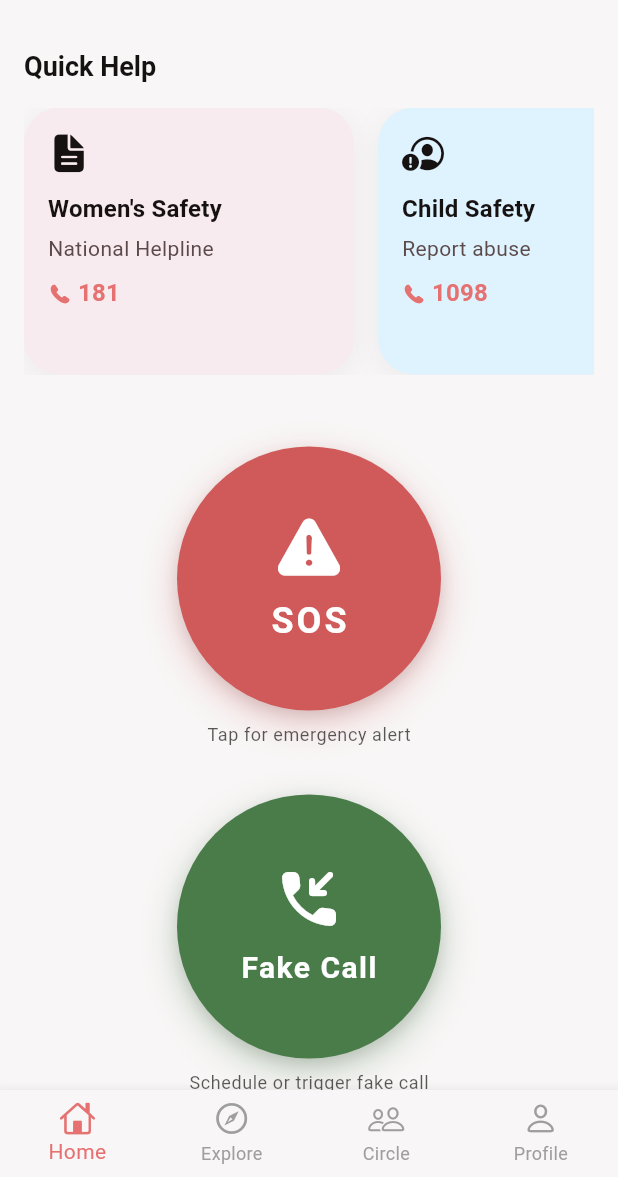
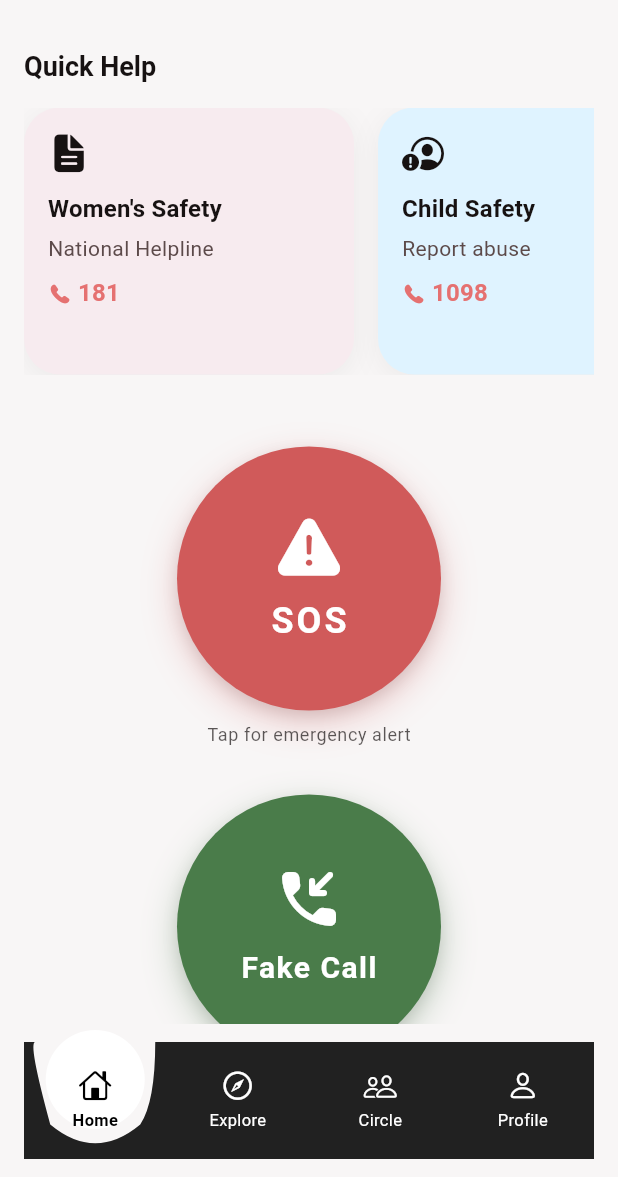
Before and after one commit to Dhvani30/Noor, a Flutter app: the screen it shows after launch, on a phone screen of 412 x 824 dp, the part 59-1236 px from its top. Run offline on Flutter 3.47's test engine with Material 3 defaults, Android fonts, the phone set to English and light mode, and no system bars; drawn by our look-alikes of flutter_animate; our stand-ins replace cached_network_image, dio, flutter_contacts, flutter_dotenv, flutter_local_notifications, flutter_map and 5 more; missing offline and left inert: android_alarm_manager_plus, flutter_ringtone_player, mapbox_maps_flutter.

Commit message:
updated bottom navigation

```diff
--- a/lib/home_page.dart
+++ b/lib/home_page.dart
@@ -1,18 +1,18 @@
 import 'package:flutter/material.dart';
 import 'package:noor_new/screens/mapbox_safe_route.dart';
-import 'package:noor_new/screens/mapbox_safe_route.dart'; // ✅ Updated import
 import 'package:noor_new/screens/fake_call_setup.dart';
 import 'package:flutter/cupertino.dart';
 import 'package:flutter/services.dart';
 import 'package:url_launcher/url_launcher.dart' show launchUrl, canLaunchUrl;
+import 'widgets/animated_bottom_nav.dart'; // ✅ Updated import
 import 'widgets/emergency_card.dart';
 import 'news_page.dart';
 import 'circle_page.dart';
 import 'profile_page.dart';
 import 'dart:convert';
 import 'package:noor_new/services/sos_service.dart';
-import 'package:geolocator/geolocator.dart'; // ✅ Removed latlong2 (not needed here)
-import 'news_page.dart';
+import 'package:geolocator/geolocator.dart';
+
 class HomePage extends StatefulWidget {
   const HomePage({super.key});
 
@@ -30,41 +30,33 @@ class _HomePageState extends State<HomePage> {
     const ProfilePage(),
   ];
 
+  // ✅ Define navigation items
+  final List<NavItem> _navItems = [
+    NavItem(icon: CupertinoIcons.house, label: 'Home'),
+    NavItem(icon: CupertinoIcons.compass, label: 'Explore'),
+    NavItem(icon: CupertinoIcons.person_2, label: 'Circle'),
+    NavItem(icon: CupertinoIcons.person, label: 'Profile'),
+  ];
+
   @override
   Widget build(BuildContext context) {
     return Scaffold(
       backgroundColor: Theme.of(context).colorScheme.background,
       body: _pages[_currentIndex],
-      bottomNavigationBar: BottomNavigationBar(
-        backgroundColor: Theme.of(context).colorScheme.background,
+
+      // ✅ Custom Animated Bottom Navigation
+      bottomNavigationBar: AnimatedBottomNav(
         currentIndex: _currentIndex,
-        selectedItemColor: Theme.of(context).colorScheme.primary,
-        unselectedItemColor: Colors.grey,
-        type: BottomNavigationBarType.fixed,
         onTap: (index) {
           setState(() {
             _currentIndex = index;
           });
         },
-        items: [
-          BottomNavigationBarItem(
-            icon: Icon(CupertinoIcons.house),
-            label: 'Home',
-          ),
-          BottomNavigationBarItem(
-            icon: Icon(CupertinoIcons.compass),
-            label: 'Explore',
-          ),
-          BottomNavigationBarItem(
-            icon: Icon(CupertinoIcons.person_2),
-            label: 'Circle',
-          ),
-          BottomNavigationBarItem(
-            icon: Icon(CupertinoIcons.person),
-            label: 'Profile',
-          ),
-        ],
+        items: _navItems,
       ),
+
+      // ✅ Allow body to extend behind the navigation
+      extendBody: true,
     );
   }
 }
@@ -80,11 +72,9 @@ class HomePageContent extends StatelessWidget {
           desiredAccuracy: LocationAccuracy.high,
           timeLimit: const Duration(seconds: 5),
         );
-        // ✅ FIXED: Removed extra spaces in Google Maps URL
         locationLink =
             'https://maps.google.com/?q=${position.latitude},${position.longitude}';
       } catch (e) {
-        // Location is optional - SOS still works without it
         debugPrint('⚠️ Location not available for SOS: $e');
       }
 
@@ -111,7 +101,6 @@ class HomePageContent extends StatelessWidget {
     }
   }
 
-  // Load emergency cards from JSON
   Future<List<Widget>> _loadEmergencyCards(BuildContext context) async {
     try {
       final jsonString = await rootBundle.loadString(
@@ -136,7 +125,6 @@ class HomePageContent extends StatelessWidget {
       }).toList();
     } catch (e) {
       debugPrint('❌ Error loading emergency cards: $e');
-      // Return empty list if JSON fails to load
       return [];
     }
   }
@@ -176,7 +164,6 @@ class HomePageContent extends StatelessWidget {
               ),
               const SizedBox(height: 16),
 
-              // JSON-LOADED EMERGENCY CARDS
               Container(
                 clipBehavior: Clip.none,
                 height: 178,
@@ -206,7 +193,6 @@ class HomePageContent extends StatelessWidget {
 
               const SizedBox(height: 48),
 
-              // 🚨 SOS Button
               Center(
                 child: Column(
                   children: [
@@ -216,7 +202,6 @@ class HomePageContent extends StatelessWidget {
                         _callSOS(context);
                       },
                       onLongPress: () {
-                        // Optional: Show SOS instructions on long press
                         showDialog(
                           context: context,
                           builder: (_) => AlertDialog(
@@ -290,7 +275,6 @@ class HomePageContent extends StatelessWidget {
 
               const SizedBox(height: 32),
 
-              // 📞 Fake Call Button
               Center(
                 child: Column(
                   children: [
@@ -365,7 +349,6 @@ class HomePageContent extends StatelessWidget {
 
               const SizedBox(height: 48),
 
-              // 🗺️ Safe Route Planner - UPDATED TO USE MAPBOX
               Container(
                 padding: const EdgeInsets.symmetric(horizontal: 16),
                 child: Row(
@@ -390,8 +373,7 @@ class HomePageContent extends StatelessWidget {
                         Navigator.push(
                           context,
                           MaterialPageRoute(
-                            builder: (_) =>
-                                const MapboxSafeRoute(), // ✅ Updated to new screen
+                            builder: (_) => const MapboxSafeRoute(),
                           ),
                         );
                       },
@@ -405,7 +387,6 @@ class HomePageContent extends StatelessWidget {
                     const SizedBox(width: 8),
                     ElevatedButton.icon(
                       onPressed: () {
-                        // TODO: Add transit routing later
                         ScaffoldMessenger.of(context).showSnackBar(
                           const SnackBar(
                             content: Text('🚧 Transit mode coming soon!'),
--- /dev/null
+++ b/lib/widgets/animated_bottom_nav.dart
@@ -0,0 +1,218 @@
+import 'package:flutter/material.dart';
+import 'package:flutter_animate/flutter_animate.dart';
+
+class NavItem {
+  final IconData icon;
+  final String label;
+
+  NavItem({required this.icon, required this.label});
+}
+
+class AnimatedBottomNav extends StatefulWidget {
+  final int currentIndex;
+  final Function(int) onTap;
+  final List<NavItem> items;
+
+  const AnimatedBottomNav({
+    super.key,
+    required this.currentIndex,
+    required this.onTap,
+    required this.items,
+  });
+
+  @override
+  State<AnimatedBottomNav> createState() => _AnimatedBottomNavState();
+}
+
+class _AnimatedBottomNavState extends State<AnimatedBottomNav>
+    with SingleTickerProviderStateMixin {
+  late AnimationController _controller;
+  late Animation<double> _animation;
+  int _previousIndex = 0; // ✅ Track actual previous index
+
+  @override
+  void initState() {
+    super.initState();
+    _previousIndex = widget.currentIndex;
+    _controller = AnimationController(
+      duration: const Duration(milliseconds: 750), // ✅ Smooth but noticeable
+      vsync: this,
+    );
+    _animation = CurvedAnimation(parent: _controller, curve: Curves.easeInOut);
+  }
+
+  @override
+  void didUpdateWidget(AnimatedBottomNav oldWidget) {
+    super.didUpdateWidget(oldWidget);
+    if (oldWidget.currentIndex != widget.currentIndex) {
+      _previousIndex = oldWidget.currentIndex; // ✅ Store actual previous index
+      _controller.forward(from: 0);
+    }
+  }
+
+  @override
+  void dispose() {
+    _controller.dispose();
+    super.dispose();
+  }
+
+  @override
+  Widget build(BuildContext context) {
+    return Container(
+          margin: const EdgeInsets.symmetric(horizontal: 16, vertical: 12),
+          child: CustomPaint(
+            size: Size(MediaQuery.of(context).size.width - 32, 60),
+            painter: CurvedBottomNavPainter(
+              currentIndex: widget.currentIndex,
+              previousIndex: _previousIndex, // ✅ Pass actual previous index
+              itemCount: widget.items.length,
+              animation: _animation,
+            ),
+            child: Stack(
+              children: [
+                Row(
+                  mainAxisAlignment: MainAxisAlignment.spaceAround,
+                  children: List.generate(widget.items.length, (index) {
+                    final item = widget.items[index];
+                    final isActive = widget.currentIndex == index;
+
+                    return Expanded(
+                      child: GestureDetector(
+                        onTap: () => widget.onTap(index),
+                        child: Container(
+                          padding: const EdgeInsets.symmetric(vertical: 18),
+                          child: Column(
+                            mainAxisSize: MainAxisSize.min,
+                            children: [
+                              Icon(
+                                item.icon,
+                                color: isActive ? Colors.black : Colors.white,
+                                size: 22,
+                              ),
+                              const SizedBox(height: 4),
+                              Text(
+                                item.label,
+                                style: TextStyle(
+                                  color: isActive ? Colors.black : Colors.white,
+                                  fontSize: 11,
+                                  fontWeight: isActive
+                                      ? FontWeight.bold
+                                      : FontWeight.normal,
+                                ),
+                              ),
+                            ],
+                          ),
+                        ),
+                      ),
+                    );
+                  }),
+                ),
+              ],
+            ),
+          ),
+        )
+        .animate()
+        .fadeIn(duration: 500.ms)
+        .slideY(begin: 0.3, end: 0, duration: 500.ms, curve: Curves.easeOut);
+  }
+}
+
+// ✅ Custom Painter for the Curved Notch Effect
+class CurvedBottomNavPainter extends CustomPainter {
+  final int currentIndex;
+  final int previousIndex;
+  final int itemCount;
+  final Animation<double> animation;
+
+  CurvedBottomNavPainter({
+    required this.currentIndex,
+    required this.previousIndex,
+    required this.itemCount,
+    required this.animation,
+  }) : super(repaint: animation);
+
+  @override
+  void paint(Canvas canvas, Size size) {
+    final paint = Paint()
+      ..color = Colors.grey[900]!
+      ..style = PaintingStyle.fill
+      ..strokeCap = StrokeCap.round
+      ..isAntiAlias = true; // ✅ Added for smooth edges
+
+    final notchWidth = size.width / itemCount;
+
+    final currentNotchCenter = (currentIndex * notchWidth) + (notchWidth / 2);
+    final prevNotchCenter = (previousIndex * notchWidth) + (notchWidth / 2);
+
+    final animatedNotchCenter =
+        prevNotchCenter +
+        (currentNotchCenter - prevNotchCenter) * animation.value;
+
+    final path = Path();
+
+    // ✅ Circle dimensions
+    final circleRadius = 33.0; // Large enough for icon + text
+    final gap = 2.0; // ← 2px gap all around
+    final curveRadius =
+        circleRadius + gap + 5; // Curve follows circle + 2px gap
+
+    path.moveTo(0, 0);
+
+    // Top edge until curve starts
+    path.lineTo(animatedNotchCenter - curveRadius, 0);
+
+    // ✅ Left side of U-curve (smooth arc down)
+    path.quadraticBezierTo(
+      animatedNotchCenter - curveRadius - 5,
+      0,
+      animatedNotchCenter - curveRadius + 10,
+      curveRadius + 15,
+    );
+
+    // ✅ Bottom of U-curve (follows circle contour)
+    path.quadraticBezierTo(
+      animatedNotchCenter,
+      curveRadius * 2,
+      animatedNotchCenter + curveRadius - 10,
+      curveRadius + 15,
+    );
+
+    // ✅ Right side of U-curve (smooth arc up)
+    path.quadraticBezierTo(
+      animatedNotchCenter + curveRadius,
+      curveRadius,
+      animatedNotchCenter + curveRadius,
+      0,
+    );
+
+    path.lineTo(size.width, 0);
+    path.lineTo(size.width, size.height);
+    path.lineTo(0, size.height);
+    path.close();
+
+    canvas.drawPath(path, paint);
+
+    // ✅ Draw white circle
+    final circlePaint = Paint()
+      ..color = Colors.white
+      ..style = PaintingStyle.fill
+      ..isAntiAlias = true; // ✅ Added for smooth circle edges
+
+    // ✅ Circle sits in U-cradle with 2px gap all around
+    canvas.drawCircle(
+      Offset(
+        animatedNotchCenter,
+        curveRadius - 15,
+      ), // Circle center at curve radius depth
+      circleRadius,
+      circlePaint,
+    );
+  }
+
+  @override
+  bool shouldRepaint(covariant CurvedBottomNavPainter oldDelegate) {
+    return oldDelegate.currentIndex != currentIndex ||
+        oldDelegate.previousIndex != previousIndex ||
+        oldDelegate.animation != animation;
+  }
+}
--- a/pubspec.yaml
+++ b/pubspec.yaml
@@ -56,6 +56,7 @@ dependencies:
   vector_math: ^2.2.0
   flutter_map_heatmap: ^0.0.8
   mapbox_maps_flutter: ^2.20.1
+  flutter_animate: ^4.5.2
 
   # The following adds the Cupertino Icons font to your application.
   # Use with the CupertinoIcons class for iOS style icons.
```
Also changed, not shown: lib/widgets/custom_bottom_nav.dart (added, +153 -0 lines), pubspec.lock.
